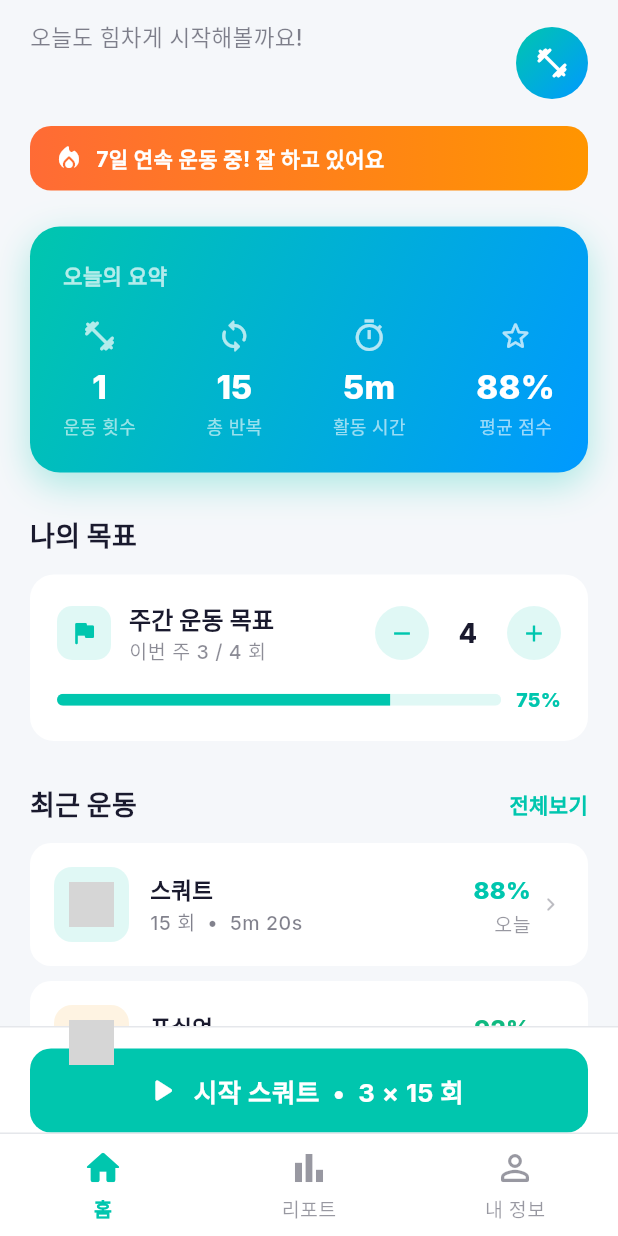
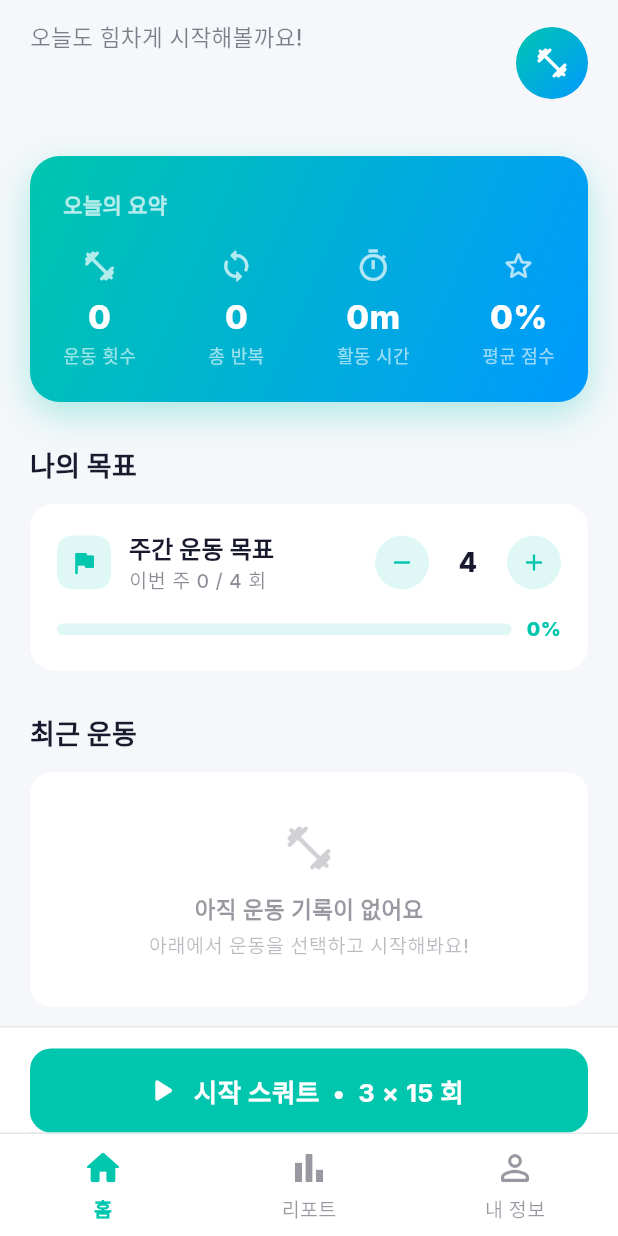
Before and after one commit to 06-month/BPT, a Flutter app: the HomeScreen screen opened by its route, after a tap on the "remove" icon, on a phone screen of 412 x 824 dp. Run offline on Flutter 3.47's test engine with Material 3 defaults, Android fonts, the phone set to English and light mode, and no system bars; our stand-ins replace fl_chart, flutter_riverpod, go_router, google_fonts, shared_preferences, video_player; accounts and stored records are empty; grey boxes are pictures that could not be loaded.

Commit message:
feat: 실제 운동 데이터 기반 UI 연동 및 스플래시 무한 로딩 수정
- 스플래시 화면: tryAutoLogin() 결과에 따라 항상 명시적으로 이동 (무한 로딩 수정)
- WorkoutRecordModel: toJson/fromJson 추가로 SharedPreferences 영속화 지원
- LocalStorageService: 운동 기록 저장/로드/추가 메서드 추가
- workout_records_service: WorkoutRecordsNotifier로 기록 상태 관리 및 streak 계산
- workout_result_screen: 운동 완료 시 실제 기록 저장
- home_provider: 실제 기록 기반으로 streak, 주간 운동 수, 오늘 요약 계산
- home_screen: streak에 따른 동적 멘트, 기록 없을 때 빈 상태 표시
- report_provider/screen: 목 데이터 제거, 실제 기록 기반 그래프 데이터 계산

Co-Authored-By: Claude Sonnet 4.6 <noreply@anthropic.com>

```diff
--- a/bpt/lib/features/home/providers/home_provider.dart
+++ b/bpt/lib/features/home/providers/home_provider.dart
@@ -5,54 +5,90 @@ import '../../../features/auth/providers/auth_provider.dart';
 import '../../../models/exercise_model.dart';
 import '../../../models/user_model.dart';
 import '../../../models/workout_record_model.dart';
+import '../../../services/workout_records_service.dart';
 
+// ── Current user (auth first, mock fallback) ──────────────────────────────
 final currentUserProvider = Provider<UserModel>((ref) {
   return ref.watch(authNotifierProvider).currentUser ?? mockUser;
 });
 
+// ── Weekly goal (user-adjustable, in-memory) ──────────────────────────────
 final weeklyWorkoutGoalProvider = StateProvider<int>((ref) => 5);
 
+// ── All records ───────────────────────────────────────────────────────────
+final allRecordsProvider = Provider<List<WorkoutRecordModel>>((ref) {
+  return ref.watch(workoutRecordsProvider);
+});
+
+// ── Recent 3 records ──────────────────────────────────────────────────────
+final recentRecordsProvider = Provider<List<WorkoutRecordModel>>((ref) {
+  return ref.watch(workoutRecordsProvider).take(3).toList();
+});
+
+// ── Weekly workout count ──────────────────────────────────────────────────
 final weeklyWorkoutsProvider = Provider<int>((ref) {
+  final records = ref.watch(workoutRecordsProvider);
   final now = DateTime.now();
   final weekStart = DateTime(now.year, now.month, now.day)
       .subtract(Duration(days: now.weekday - 1));
-  return mockWorkoutRecords
-      .where((r) => !r.date.isBefore(weekStart))
-      .length;
+  return records.where((r) => !r.date.isBefore(weekStart)).length;
 });
 
-final recentRecordsProvider = Provider<List<WorkoutRecordModel>>(
-  (ref) => mockWorkoutRecords.take(3).toList(),
-);
+// ── Streak days (consecutive days with at least one workout) ──────────────
+final streakDaysProvider = Provider<int>((ref) {
+  final records = ref.watch(workoutRecordsProvider);
+  if (records.isEmpty) return 0;
 
-final allRecordsProvider = Provider<List<WorkoutRecordModel>>(
-  (ref) => mockWorkoutRecords,
-);
+  DateTime dateOnly(DateTime dt) => DateTime(dt.year, dt.month, dt.day);
+  final today = dateOnly(DateTime.now());
+  final uniqueDays = records.map((r) => dateOnly(r.date)).toSet().toList()
+    ..sort((a, b) => b.compareTo(a));
 
-final recommendedExerciseProvider = Provider<ExerciseModel>(
-  (ref) => mockExercises[0],
-);
+  final diff = today.difference(uniqueDays.first).inDays;
+  if (diff > 1) return 0;
 
-// Today's summary aggregation
+  int streak = 1;
+  for (int i = 1; i < uniqueDays.length; i++) {
+    final expected = uniqueDays[i - 1].subtract(const Duration(days: 1));
+    if (uniqueDays[i] == expected) {
+      streak++;
+    } else {
+      break;
+    }
+  }
+  return streak;
+});
+
+// ── Today's summary ───────────────────────────────────────────────────────
 final todaySummaryProvider = Provider<Map<String, dynamic>>((ref) {
+  final records = ref.watch(workoutRecordsProvider);
+  final streak = ref.watch(streakDaysProvider);
+
   final today = DateTime.now();
-  final records = mockWorkoutRecords.where((r) {
+  final todayRecords = records.where((r) {
     return r.date.year == today.year &&
         r.date.month == today.month &&
         r.date.day == today.day;
   }).toList();
 
-  final totalReps = records.fold(0, (sum, r) => sum + r.totalReps);
-  final totalSecs = records.fold(0, (sum, r) => sum + r.durationSeconds);
-  final avgScore = records.isEmpty
+  final totalReps = todayRecords.fold(0, (sum, r) => sum + r.totalReps);
+  final totalSecs =
+      todayRecords.fold(0, (sum, r) => sum + r.durationSeconds);
+  final avgScore = todayRecords.isEmpty
       ? 0.0
-      : records.fold(0.0, (sum, r) => sum + r.postureScore) / records.length;
+      : todayRecords.fold(0.0, (sum, r) => sum + r.postureScore) /
+          todayRecords.length;
 
   return {
-    'workoutsToday': records.length,
+    'workoutsToday': todayRecords.length,
     'totalReps': totalReps,
     'totalMinutes': totalSecs ~/ 60,
     'avgPostureScore': avgScore,
-    'streak': mockUser.streakDays,
+    'streak': streak,
   };
 });
+
+// ── Recommended exercise ──────────────────────────────────────────────────
+final recommendedExerciseProvider = Provider<ExerciseModel>(
+  (ref) => mockExercises[0],
+);
--- a/bpt/lib/features/home/screens/home_screen.dart
+++ b/bpt/lib/features/home/screens/home_screen.dart
@@ -39,7 +39,7 @@ class HomeScreen extends ConsumerWidget {
             padding: const EdgeInsets.fromLTRB(20, 0, 20, 120),
             sliver: SliverList(
               delegate: SliverChildListDelegate([
-                if ((summary['streak'] as int) >= 2)
+                if ((summary['streak'] as int) >= 1)
                   _StreakBanner(
                       streak: summary['streak'] as int, strings: s),
                 const SizedBox(height: 20),
@@ -51,12 +51,17 @@ class HomeScreen extends ConsumerWidget {
                 const SizedBox(height: 28),
                 _SectionHeader(
                   title: s.recentWorkouts,
-                  trailing: s.seeAll,
-                  onTrailingTap: () => context.go(RouteConstants.report),
+                  trailing: recent.isEmpty ? null : s.seeAll,
+                  onTrailingTap: recent.isEmpty
+                      ? null
+                      : () => context.go(RouteConstants.report),
                 ),
                 const SizedBox(height: 12),
-                ...recent.map(
-                    (r) => _RecentWorkoutTile(record: r, strings: s)),
+                if (recent.isEmpty)
+                  _EmptyWorkoutState(strings: s)
+                else
+                  ...recent.map(
+                      (r) => _RecentWorkoutTile(record: r, strings: s)),
                 const SizedBox(height: 28),
                 _SectionHeader(title: s.selectExercise),
                 const SizedBox(height: 12),
@@ -244,15 +249,32 @@ class _StatItem extends StatelessWidget {
   }
 }
 
-// ── Streak Banner (맨 위, streak >= 2일 때만) ────────────────────────────────
+// ── Streak Banner (streak >= 1일 때 표시) ─────────────────────────────────
 class _StreakBanner extends StatelessWidget {
   const _StreakBanner({required this.streak, required this.strings});
   final int streak;
   final dynamic strings;
 
+  String _message(bool isKo) {
+    if (streak == 1) {
+      return isKo ? '오늘 첫 번째 운동! 열심히 해봅시다!' : 'First workout today! Let\'s go!';
+    }
+    if (streak <= 3) {
+      return isKo ? '$streak일 연속! 좋은 시작이에요' : '$streak-day streak! Great start!';
+    }
+    if (streak <= 6) {
+      return isKo ? '$streak일 연속! 잘 하고 있어요' : '$streak-day streak! Keep it up!';
+    }
+    if (streak < 14) {
+      return isKo ? '$streak일 연속! 대단해요!' : '$streak-day streak! Amazing!';
+    }
+    return isKo ? '$streak일 연속! 완전 최고예요!' : '$streak days straight! Legendary!';
+  }
+
   @override
   Widget build(BuildContext context) {
     final s = strings;
+    final isKo = s.locale == 'ko';
     return Container(
       margin: const EdgeInsets.only(bottom: 4),
       padding: const EdgeInsets.symmetric(horizontal: 16, vertical: 11),
@@ -269,9 +291,7 @@ class _StreakBanner extends StatelessWidget {
           const SizedBox(width: 8),
           Expanded(
             child: Text(
-              s.locale == 'ko'
-                  ? '$streak일 연속 운동 중! 잘 하고 있어요'
-                  : '$streak-day streak! Keep it up!',
+              _message(isKo),
               style: const TextStyle(
                 color: Colors.white,
                 fontWeight: FontWeight.w700,
@@ -571,6 +591,50 @@ class _RecentWorkoutTile extends StatelessWidget {
                 size: 18),
           ],
         ),
+      ),
+    );
+  }
+}
+
+// ── Empty Workout State ────────────────────────────────────────────────────
+class _EmptyWorkoutState extends StatelessWidget {
+  const _EmptyWorkoutState({required this.strings});
+  final dynamic strings;
+
+  @override
+  Widget build(BuildContext context) {
+    final theme = Theme.of(context);
+    final isDark = theme.brightness == Brightness.dark;
+    final isKo = strings.locale == 'ko';
+    return Container(
+      padding: const EdgeInsets.symmetric(vertical: 32),
+      decoration: BoxDecoration(
+        color: isDark ? AppColors.darkCard : AppColors.lightCard,
+        borderRadius: BorderRadius.circular(14),
+      ),
+      child: Column(
+        children: [
+          Icon(Icons.fitness_center_rounded,
+              size: 36,
+              color: theme.colorScheme.onSurface.withValues(alpha: 0.2)),
+          const SizedBox(height: 12),
+          Text(
+            isKo ? '아직 운동 기록이 없어요' : 'No workouts yet',
+            style: theme.textTheme.bodyMedium?.copyWith(
+              fontWeight: FontWeight.w600,
+              color:
+                  theme.colorScheme.onSurface.withValues(alpha: 0.45),
+            ),
+          ),
+          const SizedBox(height: 4),
+          Text(
+            isKo ? '아래에서 운동을 선택하고 시작해봐요!' : 'Pick an exercise below and start!',
+            style: theme.textTheme.bodySmall?.copyWith(
+              color:
+                  theme.colorScheme.onSurface.withValues(alpha: 0.3),
+            ),
+          ),
+        ],
       ),
     );
   }
--- a/bpt/lib/features/splash/splash_screen.dart
+++ b/bpt/lib/features/splash/splash_screen.dart
@@ -36,8 +36,7 @@ class _SplashScreenState extends ConsumerState<SplashScreen>
     final loggedIn =
         await ref.read(authNotifierProvider).tryAutoLogin();
     if (!mounted) return;
-    if (!loggedIn) context.go(RouteConstants.login);
-    // If loggedIn, GoRouter's refreshListenable redirects to home automatically.
+    context.go(loggedIn ? RouteConstants.home : RouteConstants.login);
   }
 
   @override
--- a/bpt/lib/services/local_storage_service.dart
+++ b/bpt/lib/services/local_storage_service.dart
@@ -1,7 +1,10 @@
+import 'dart:convert';
+
 import 'package:flutter_riverpod/flutter_riverpod.dart';
 import 'package:shared_preferences/shared_preferences.dart';
 
 import '../models/user_model.dart';
+import '../models/workout_record_model.dart';
 
 // Overridden in main.dart with the pre-initialized instance.
 final sharedPreferencesProvider = Provider<SharedPreferences>(
@@ -17,6 +20,7 @@ class LocalStorageService {
 
   static const _keyUser = 'bpt_user';
   static const _keyAutoLogin = 'bpt_auto_login';
+  static const _keyRecords = 'bpt_workout_records';
 
   LocalStorageService(this._prefs);
 
@@ -46,13 +50,36 @@ class LocalStorageService {
 
   bool loadAutoLogin() => _prefs.getBool(_keyAutoLogin) ?? false;
 
+  // ── Workout Records ───────────────────────────────────────────────────────
+  Future<void> saveRecords(List<WorkoutRecordModel> records) async {
+    final encoded = jsonEncode(records.map((r) => r.toJson()).toList());
+    await _prefs.setString(_keyRecords, encoded);
+  }
+
+  List<WorkoutRecordModel> loadRecords() {
+    final raw = _prefs.getString(_keyRecords);
+    if (raw == null) return [];
+    try {
+      final list = jsonDecode(raw) as List;
+      return list
+          .map((e) => WorkoutRecordModel.fromJson(e as Map<String, dynamic>))
+          .toList();
+    } catch (_) {
+      return [];
+    }
+  }
+
+  Future<void> addRecord(WorkoutRecordModel record) async {
+    final existing = loadRecords();
+    existing.insert(0, record); // newest first
+    await saveRecords(existing);
+  }
+
   // ── Session ───────────────────────────────────────────────────────────────
-  /// Clears auto-login flag only (keeps user record for next login).
   Future<void> clearSession() async {
     await _prefs.setBool(_keyAutoLogin, false);
   }
 
-  /// Clears everything (full sign-out + delete account).
   Future<void> clearAll() async {
     await _prefs.remove(_keyUser);
     await _prefs.setBool(_keyAutoLogin, false);
```
Also changed, not shown: bpt/lib/features/report/providers/report_provider.dart (+175 -40 lines), bpt/lib/features/report/screens/report_screen.dart (+34 -3 lines), bpt/lib/features/workout/screens/workout_result_screen.dart (+26 -1 lines), bpt/lib/models/workout_record_model.dart (+40 -1 lines), bpt/lib/services/workout_records_service.dart (added, +54 -0 lines).
